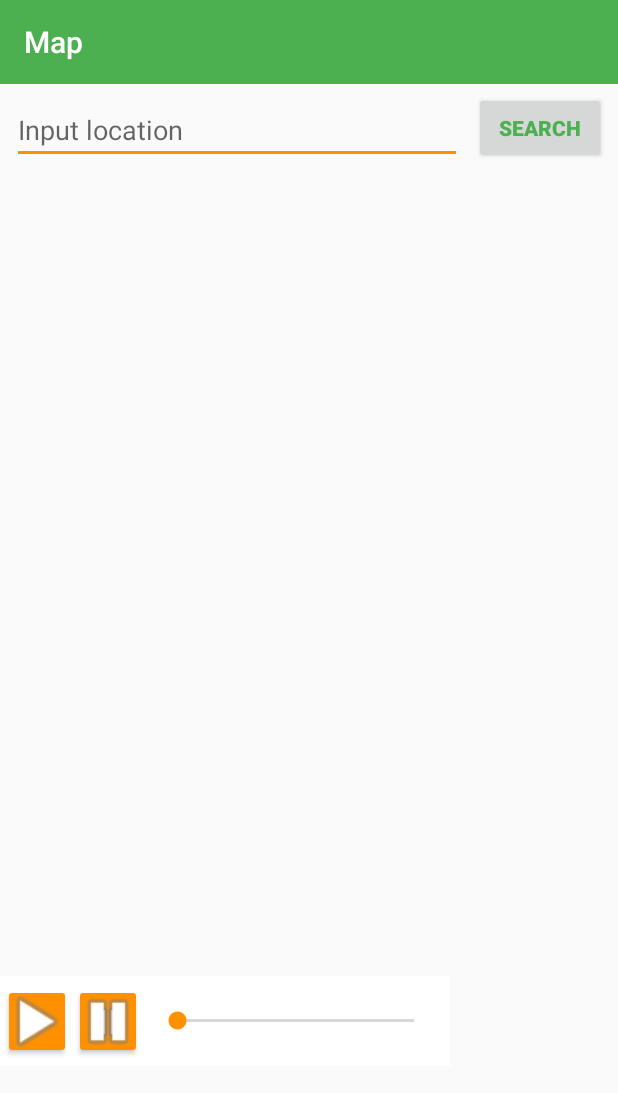
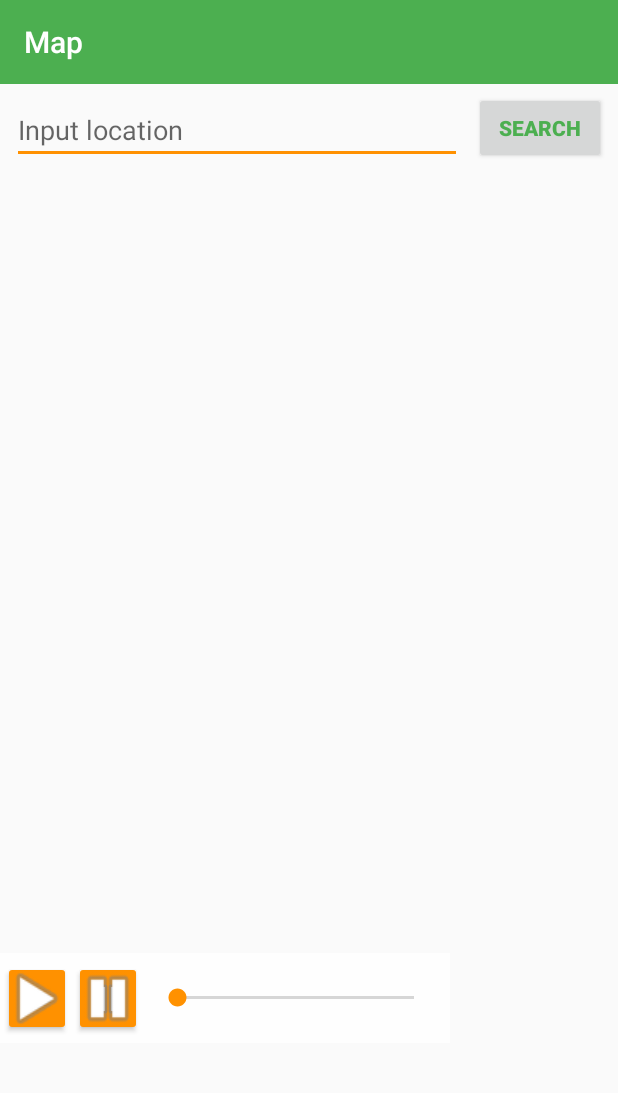
Before and after one commit to theblaizen/MapAndMusic, an Android app: the fragment MusicPlayerFragment placed in its activity, on a phone screen of 412 x 824 dp. Shown: the top 1093 px of the screen. Run offline under Robolectric (Android 15) with nearby library versions, the phone set to English and light mode, and no system bars.

Commit message:
changed style of music player

```diff
--- a/app/src/main/res/layout/music_player_view.xml
+++ b/app/src/main/res/layout/music_player_view.xml
@@ -6,8 +6,8 @@
     android:layout_width="300dp"
     android:layout_height="60dp"
     android:layout_gravity="bottom"
-    android:layout_marginBottom="10dp"
-    android:background="@color/colorWhite">
+    android:layout_marginBottom="25dp"
+    android:background="@color/colorWhiteAlpha">
 
     <ImageButton
         android:id="@+id/play_button"
@@ -46,16 +46,16 @@
         android:layout_width="195dp"
         android:layout_height="43dp"
         android:layout_marginBottom="8dp"
+        android:layout_marginEnd="8dp"
         android:layout_marginLeft="2dp"
+        android:layout_marginRight="2dp"
+        android:layout_marginStart="2dp"
         android:layout_marginTop="8dp"
         android:maxHeight="43dp"
         app:layout_constraintBottom_toBottomOf="parent"
+        app:layout_constraintHorizontal_bias="0.142"
         app:layout_constraintLeft_toRightOf="@+id/pause_button"
+        app:layout_constraintRight_toRightOf="parent"
         app:layout_constraintTop_toTopOf="parent"
-        android:layout_marginStart="2dp"
-        android:layout_marginEnd="8dp"
-        app:layout_constraintVertical_bias="0.0"
-        android:layout_marginRight="2dp"
-        app:layout_constraintRight_toRightOf="parent"
-        app:layout_constraintHorizontal_bias="0.142" />
+        app:layout_constraintVertical_bias="0.0" />
 </android.support.constraint.ConstraintLayout>
--- a/app/src/main/res/values/colors.xml
+++ b/app/src/main/res/values/colors.xml
@@ -5,4 +5,5 @@
     <color name="colorAccent">#FF9100</color>
     <color name="colorWhite">#ffffff</color>
     <color name="colorGray">#7c807b</color>
+    <color name="colorWhiteAlpha">#caffffff</color>
 </resources>
```
